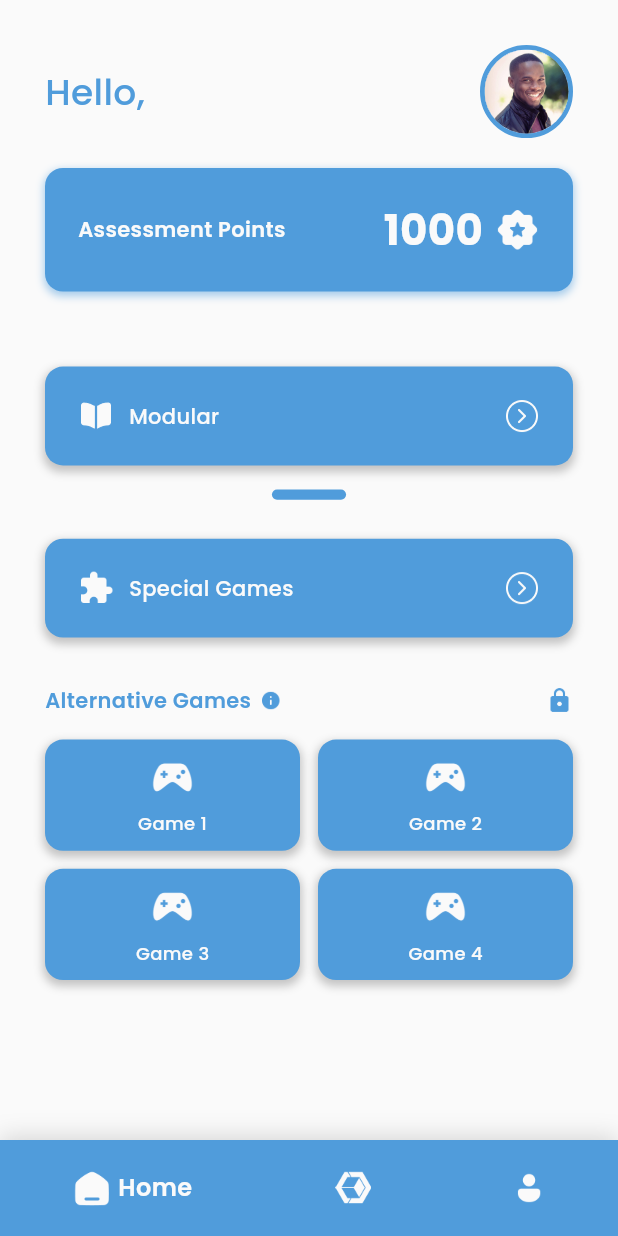
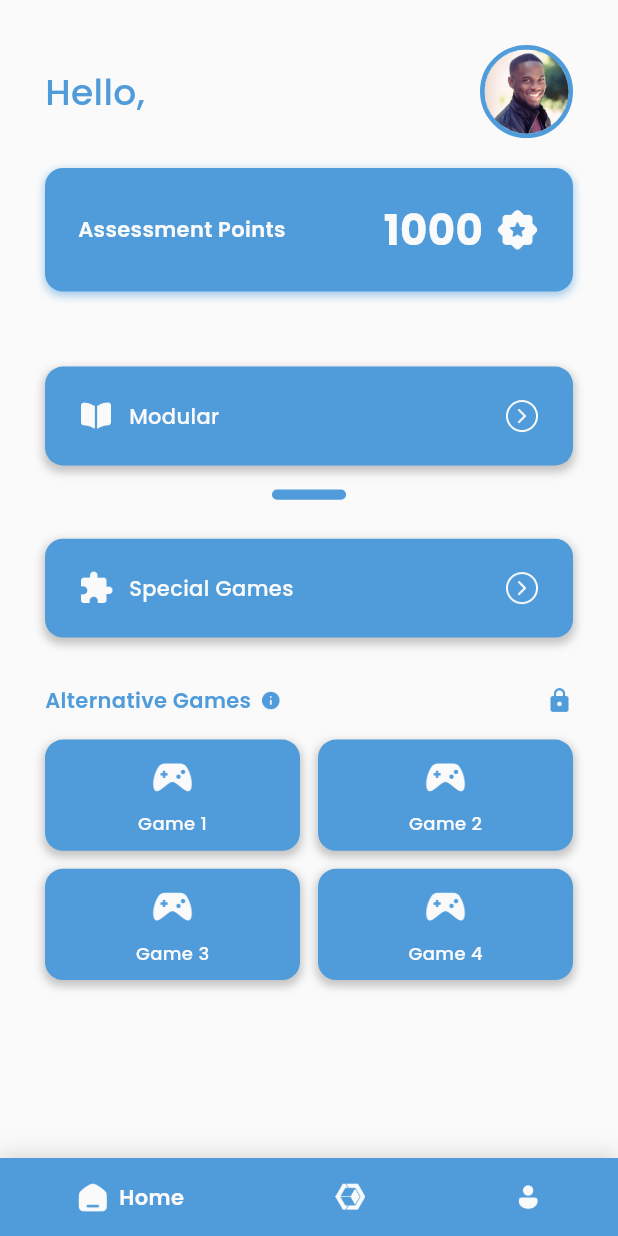
Before and after one commit to Campos-Devv/physica_app_v2, a Flutter app: the HomeScreen screen opened directly, on a phone screen of 412 x 824 dp. Run offline on Flutter 3.47's test engine with Material 3 defaults, Android fonts, the phone set to English and light mode, and no system bars; our stand-ins replace cloud_firestore, firebase_auth, firebase_core, logger; accounts and stored records are empty.

Commit message:
Media Wuery responsiveness added to: -loading_state.dart -navigation.dart Note: This is only minimal not fully responsive

```diff
--- a/lib/widgets/navigation.dart
+++ b/lib/widgets/navigation.dart
@@ -1,5 +1,6 @@
 import 'package:flutter/material.dart';
 import 'package:physica_app/utils/colors.dart';
+import 'package:physica_app/utils/media_query.dart';
 
 class BottomNavBar extends StatefulWidget {
   final int currentIndex;
@@ -18,20 +19,27 @@ class BottomNavBar extends StatefulWidget {
 class _BottomNavBarState extends State<BottomNavBar> {
   @override
   Widget build(BuildContext context) {
-    final bottomPadding = MediaQuery.of(context).padding.bottom;
     return Container(
-      height: 64 + bottomPadding,
+      height: context.buttonHeight(
+        48,
+        xs: 48,
+        sm: 50,
+        md: 52,
+        lg: 54,
+        xl: 56,
+        xxl: 58,
+      ) + context.bottomPadding,
       padding: EdgeInsets.only(
-        bottom: bottomPadding
+        bottom: context.bottomPadding
       ),
       decoration: BoxDecoration(
         color: context.skyBlue,
         boxShadow: [
           BoxShadow(
             color: Colors.black.withOpacity(0.15),
-            blurRadius: 12,
+            blurRadius: context.space(12),
             spreadRadius: 0,
-            offset: const Offset(0, -2),
+            offset: Offset(0, context.space(-2)),
           )
         ]
       ),
@@ -57,30 +65,30 @@ class _BottomNavBarState extends State<BottomNavBar> {
         onTap: () {
           widget.onTap(index);
         },
-        borderRadius: BorderRadius.circular(16),
+        borderRadius: BorderRadius.circular(context.radius(16)),
         child: AnimatedContainer(
           duration: const Duration(milliseconds: 250),
           curve: Curves.easeInOut,
           padding: EdgeInsets.symmetric(
-            horizontal: isSelected ? 12 :10,
-            vertical: 6,
+            horizontal: context.space(isSelected ? 12 : 10),
+            vertical: context.space(6),
           ),
           decoration: BoxDecoration(
             color: Colors.transparent,
-            borderRadius: BorderRadius.circular(16),
+            borderRadius: BorderRadius.circular(context.radius(16)),
           ),
           child: Row(
             mainAxisSize: MainAxisSize.min,
             children: [
               Image.asset(
                 iconPath,
-                width: 24,
-                height: 24,
+                width: context.iconSize(24, xs: 16, sm: 18, md: 20, lg: 22, xl: 24, xxl: 26),
+                height: context.iconSize(24, xs: 16, sm: 18, md: 20, lg: 22, xl: 24, xxl: 26),
                 color: isSelected ? context.whiteColor : context.whiteColor,
                 errorBuilder: (context, error, stackTrace) {
                   return Icon(
                     _fallbackIcon(label),
-                    size: 28,
+                    size: context.iconSize(28, xs: 24, sm: 18, lg: 30, xl: 32),
                     color: isSelected ? context.whiteColor : context.whiteColor,
                   );
                 },
@@ -89,13 +97,13 @@ class _BottomNavBarState extends State<BottomNavBar> {
                 firstChild: const SizedBox(width: 0,),
                 secondChild: Row(
                   children: [
-                    const SizedBox(width: 6,),
+                    SizedBox(width: context.space(6, xs: 6, sm: 7, md: 8, lg: 9, xl: 10, xxl: 11)),
                     Text(
                       label,
                       style: TextStyle(
                         color: context.whiteColor,
                         fontWeight: FontWeight.w600,
-                        fontSize: 16,
+                        fontSize: context.fontSize(16, xs: 10, sm: 12, md: 14, lg: 16, xl: 18, xxl: 20),
                       ),
                     )
                   ],
```
Also changed, not shown: lib/widgets/loading_state.dart (+13 -3 lines).
